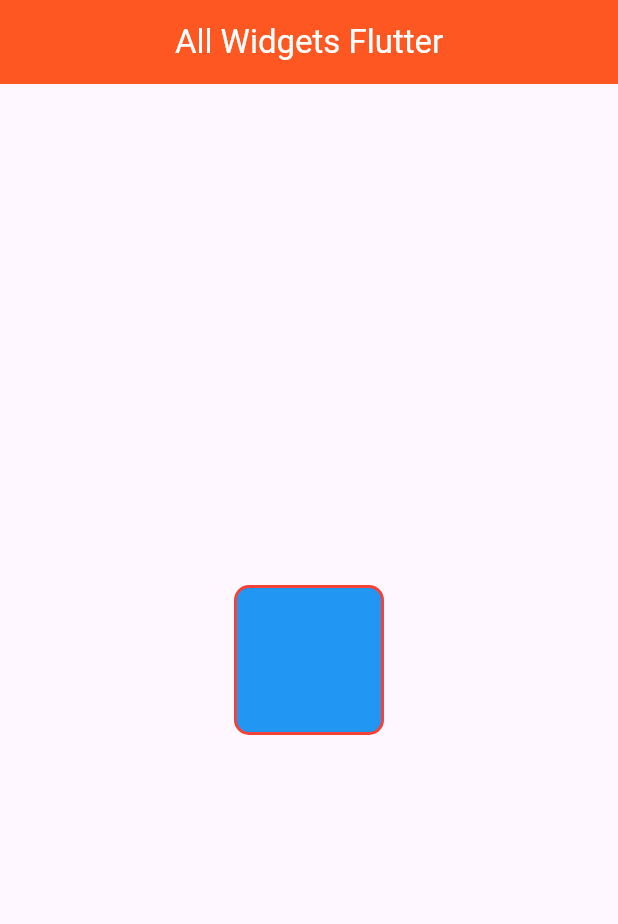
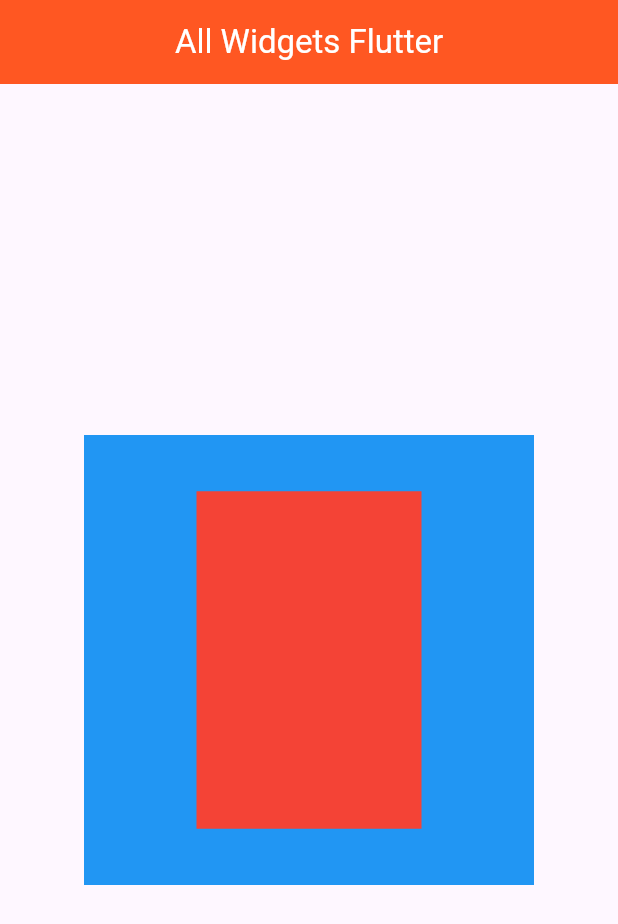
Before and after one commit to Abdelali-Moutawassit/flutter_all_widgets, a Flutter app: the screen it shows after launch, on a phone screen of 412 x 824 dp. Shown: the top 924 px of the screen. Run offline on Flutter 3.47's test engine with Material 3 defaults, Android fonts, the light colour scheme and no system bars.

Commit message:
FractionallySizedBox widget

```diff
--- a/lib/main.dart
+++ b/lib/main.dart
@@ -24,41 +24,34 @@ class MyApp extends StatelessWidget {
         //Center Widget
         /*
         *Définition*:
-Le widget DecoratedBox est utilisé pour ajouter une décoration autour d'un widget enfant, telle que une couleur d'arrière-plan, une bordure, une ombre ou un motif.
+Le widget FractionallySizedBox est utilisé pour redimensionner un widget enfant en fonction d'une fraction de la taille de son parent. Il permet de créer des layouts flexibles où les widgets s'adaptent à la taille de leur conteneur.
 
 *Utilisation*:
-Utilisez DecoratedBox pour:
+Utilisez FractionallySizedBox pour:
 
-- Ajouter une couleur d'arrière-plan à un widget
-- Créer une bordure autour d'un widget
-- Ajouter une ombre à un widget
-- Appliquer un motif de fond à un widget
+- Redimensionner un widget en fonction d'une fraction de la largeur du parent
+- Redimensionner un widget en fonction d'une fraction de la hauteur du parent
+- Créer des layouts responsifs où les widgets s'adaptent à la taille de l'écran
 
 *Propriétés*:
 
-- child : Le widget enfant à décorer
-- decoration : La décoration à appliquer (par exemple, BoxDecoration(color: Colors.blue))
-
-*Types de décoration*:
-
-- color : Couleur d'arrière-plan
-- image : Image de fond
-- border : Bordure
-- borderRadius : Rayon de bordure
-- boxShadow : Ombre
-- gradient : Dégradé de couleur
+- child : Le widget enfant à redimensionner
+- widthFactor : Fraction de la largeur du parent (par exemple, 0.5 pour 50%)
+- heightFactor : Fraction de la hauteur du parent (par exemple, 0.5 pour 50%)
+- alignment : Alignement du widget enfant dans son conteneur
 
 *Exemple de code*:
         */
         body: Center(
-          child: DecoratedBox(
-            decoration: BoxDecoration(
-              // Décoration avec couleur et bordure
-              color: Colors.blue,
-              border: Border.all(width: 2, color: Colors.red),
-              borderRadius: BorderRadius.circular(10),
+          child: Container(
+            width: 300,
+            height: 300,
+            color: Colors.blue,
+            child: FractionallySizedBox(
+              widthFactor: 0.5, // prendre 50% de la taille de width de son parent
+              heightFactor: 0.75, // prendre 75% de la taille de hight de son parent
+              child: Container(color: Colors.red),
             ),
-            child: Container(height: 100, width: 100), // Widget décoré
           ),
         ),
       ),
```
